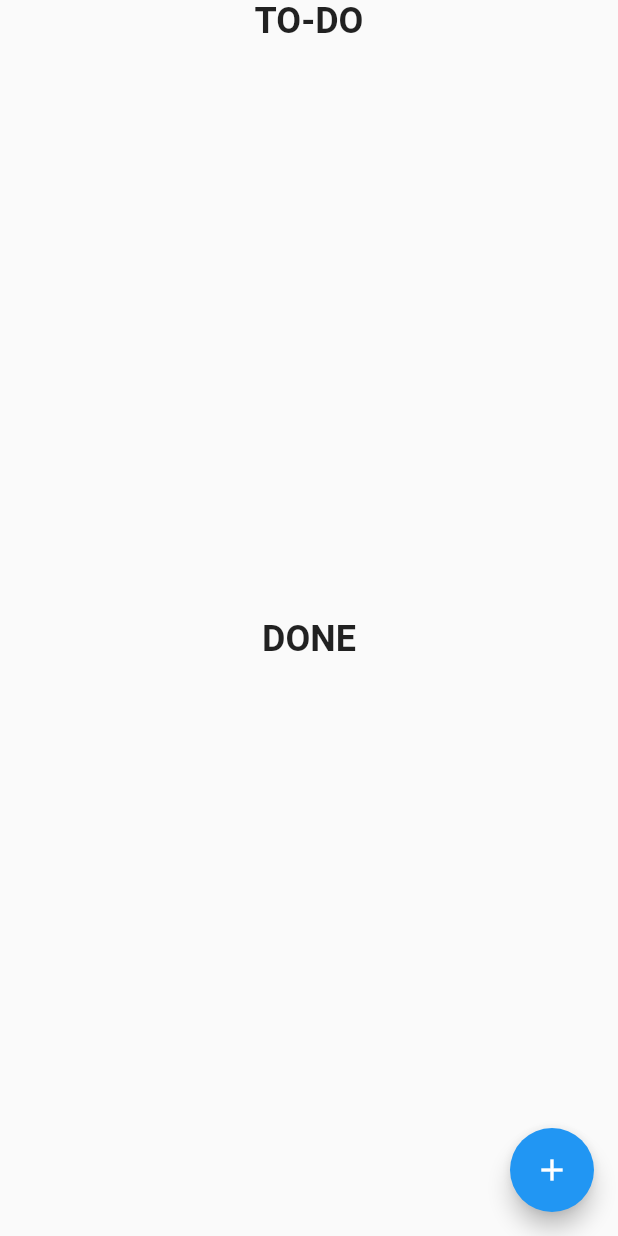
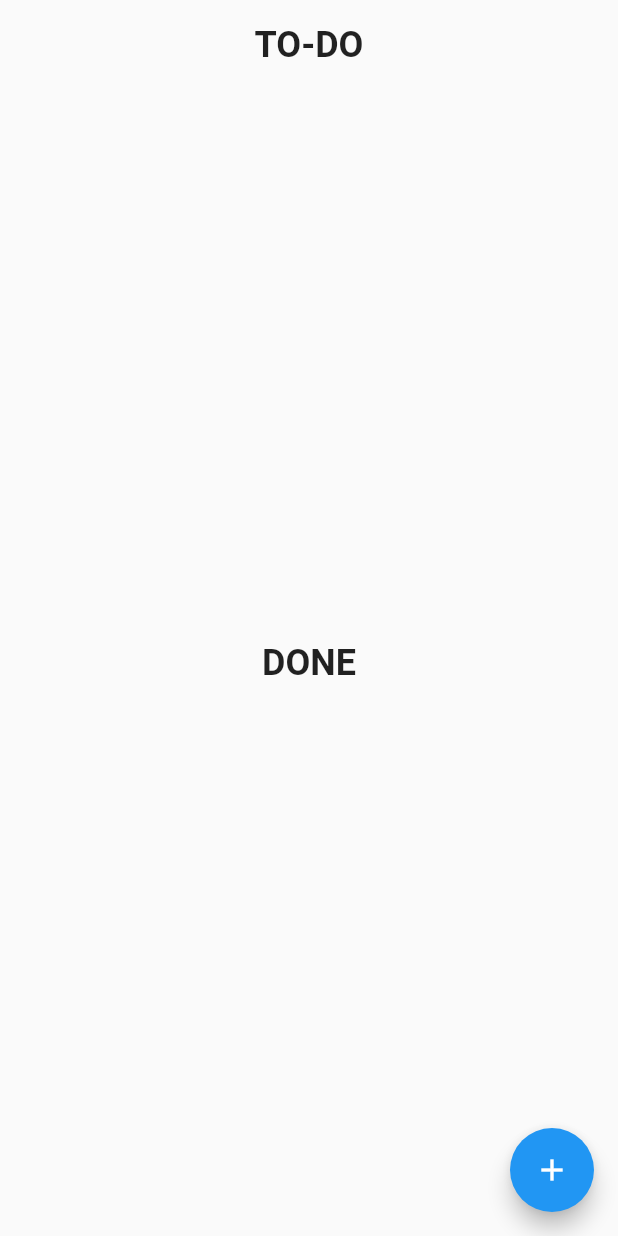
Before and after one commit to Sjnao/flutter_todo_app, a Flutter app: the screen it shows after launch, on a phone screen of 412 x 824 dp. Run offline on Flutter 3.47's test engine with Material 2 defaults, Android fonts, the phone set to English and light mode, and no system bars; our stand-ins replace flutter_spinkit, sqflite; accounts and stored records are empty.

Commit message:
fix header on top for the todo-list

```diff
--- a/lib/homepage.dart
+++ b/lib/homepage.dart
@@ -29,9 +29,13 @@ class _HomepageState extends State<Homepage> {
         body: Column(
           mainAxisAlignment: MainAxisAlignment.spaceEvenly,
           children: <Widget>[
-            Text(
-              "TO-DO",
-              style: TextStyle(fontWeight: FontWeight.bold, fontSize: 24),
+            Padding(
+              padding: const EdgeInsets.all(16.0),
+              child: SafeArea(
+                  child:Text(
+                "TO-DO",
+                style: TextStyle(fontWeight: FontWeight.bold, fontSize: 24),
+              )),
             ),
             Expanded(
                 child: ListView.builder(
@@ -53,9 +57,12 @@ class _HomepageState extends State<Homepage> {
                         },
                       );
                     })),
-            Text(
-              "DONE",
-              style: TextStyle(fontWeight: FontWeight.bold, fontSize: 24),
+            Padding(
+              padding: const EdgeInsets.all(16.0),
+              child: Text(
+                "DONE",
+                style: TextStyle(fontWeight: FontWeight.bold, fontSize: 24),
+              ),
             ),
             Expanded(
                 child: ListView.builder(
```
